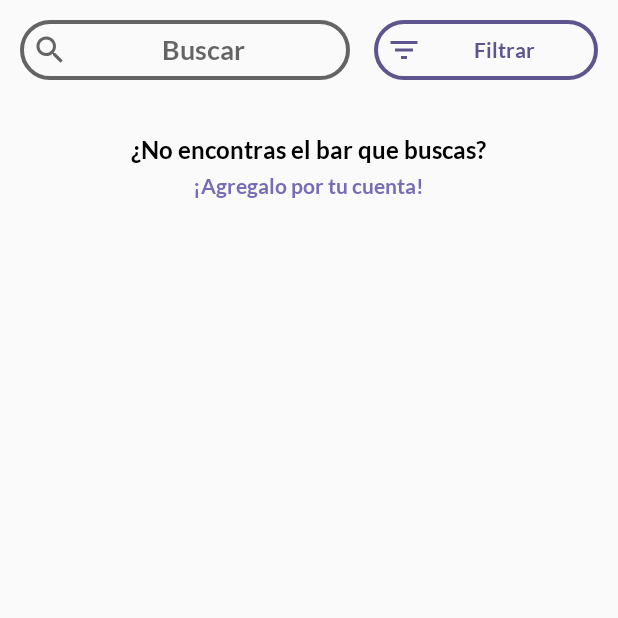
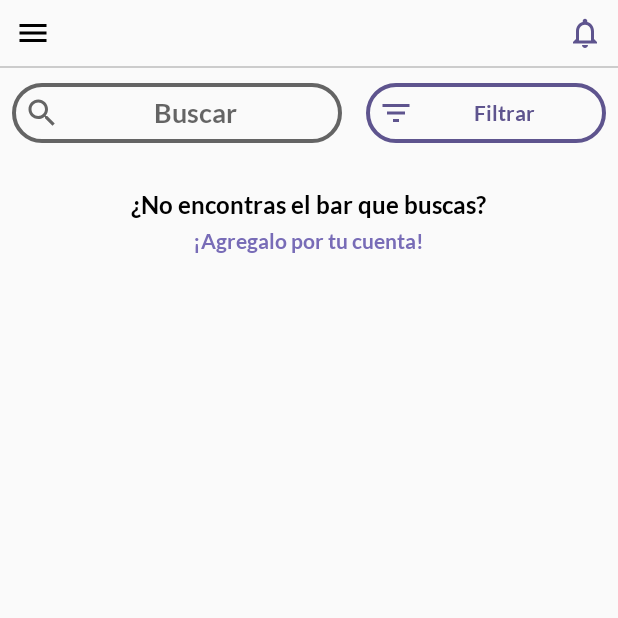
Before and after one commit to sberoch/BarTap, an Android app: the ListadoBares screen opened directly, with no data from a screen before it, on a phone screen of 412 x 824 dp, the top half of it. Run offline under Robolectric (Android 15) with nearby library versions, the phone set to English and light mode, and no system bars; our stand-ins replace Firebase (no records; nobody signed in at launch, a user with empty details on screens opened directly); Roboto replaces fonts that are not available here.

Commit message:
drawer comienzo

```diff
--- a/app/src/main/java/com/eriochrome/bartime/AgregarBarUsuario.java
+++ b/app/src/main/java/com/eriochrome/bartime/AgregarBarUsuario.java
@@ -4,7 +4,6 @@ import android.content.Intent;
 import android.graphics.Bitmap;
 import android.graphics.BitmapFactory;
 import android.net.Uri;
-import android.support.annotation.NonNull;
 import android.support.annotation.Nullable;
 import android.support.v7.app.AppCompatActivity;
 import android.os.Bundle;
@@ -14,7 +13,6 @@ import android.widget.TextView;
 
 
 import com.eriochrome.bartime.modelos.Bar;
-import com.google.firebase.database.DatabaseError;
 import com.google.firebase.database.DatabaseReference;
 import com.google.firebase.database.FirebaseDatabase;
 
--- a/app/src/main/java/com/eriochrome/bartime/ListadoBares.java
+++ b/app/src/main/java/com/eriochrome/bartime/ListadoBares.java
@@ -4,15 +4,18 @@ package com.eriochrome.bartime;
 import android.content.Context;
 import android.content.Intent;
 import android.os.Bundle;
+import android.support.v4.widget.DrawerLayout;
 import android.support.v7.app.AppCompatActivity;
+import android.view.Gravity;
 import android.view.LayoutInflater;
 import android.view.View;
-import android.widget.Button;
-import android.widget.EditText;
+import android.widget.ImageButton;
 import android.widget.ListView;
 import android.widget.ProgressBar;
 import android.widget.Toast;
 
+import com.eriochrome.bartime.adapters.DrawerAdapter;
+import com.eriochrome.bartime.adapters.ListaBaresAdapter;
 import com.eriochrome.bartime.modelos.Bar;
 import com.google.firebase.database.DataSnapshot;
 import com.google.firebase.database.DatabaseError;
@@ -21,42 +24,53 @@ import com.google.firebase.database.FirebaseDatabase;
 import com.google.firebase.database.ValueEventListener;
 
 import java.util.ArrayList;
+import java.util.Arrays;
 
 public class ListadoBares extends AppCompatActivity {
 
-    private ListView listView;
+    private DrawerLayout drawerLayout;
+    private ListView drawerListView;
+    private ImageButton drawerButton;
+    private DrawerAdapter drawerAdapter;
+
+    private ListView baresListView;
     private View footerView;
-    private ListaBaresAdapter adapter;
+    private ListaBaresAdapter baresAdapter;
     private ArrayList<Bar> listaBares;
 
     private DatabaseReference refBares;
-
     private ProgressBar loading;
 
-    private EditText buscar;
-    private Button filtrar;
+    //TODO: mock
+    ArrayList<String> menulista = new ArrayList<>(Arrays.asList("Que","Onda","Gato","Piola"));
 
     @Override
     protected void onCreate(Bundle savedInstanceState) {
         super.onCreate(savedInstanceState);
         setContentView(R.layout.listado_bares);
 
-        buscar = findViewById(R.id.buscar);
-        filtrar = findViewById(R.id.filtrar);
-
         refBares = FirebaseDatabase.getInstance().getReference().child("bares");
 
+        drawerLayout = findViewById(R.id.drawer_layout);
+        drawerListView = findViewById(R.id.left_drawer);
+        drawerAdapter = new DrawerAdapter(this, menulista);
+        drawerListView.setAdapter(drawerAdapter);
+        drawerListView.setOnItemClickListener(null);
+        drawerButton = findViewById(R.id.drawer);
+
         listaBares = new ArrayList<>();
-        listView = findViewById(R.id.listview);
+        baresListView = findViewById(R.id.listview);
         footerView = ((LayoutInflater)getSystemService(Context.LAYOUT_INFLATER_SERVICE))
                 .inflate(R.layout.item_no_encontras, null, false);
-        listView.addFooterView(footerView);
+        baresListView.addFooterView(footerView);
         footerView.setVisibility(View.INVISIBLE);
-        adapter = new ListaBaresAdapter(listaBares, this);
-        listView.setAdapter(adapter);
+        baresAdapter = new ListaBaresAdapter(listaBares, this);
+        baresListView.setAdapter(baresAdapter);
 
         loading = findViewById(R.id.progressBar);
         loading.setVisibility(View.GONE);
+
+        drawerButton.setOnClickListener(v -> drawerLayout.openDrawer(Gravity.START));
 
         footerView.setOnClickListener(view -> {
             Intent i = new Intent(ListadoBares.this, AgregarBarUsuario.class);
@@ -72,7 +86,7 @@ public class ListadoBares extends AppCompatActivity {
 
 
         listaBares.clear();
-        adapter.notifyDataSetChanged();
+        baresAdapter.notifyDataSetChanged();
         mostrarCargando();
 
         refBares.orderByChild("estrellas").addValueEventListener(new ValueEventListener() {
@@ -85,7 +99,7 @@ public class ListadoBares extends AppCompatActivity {
                     Bar bar = barSnapshot.getValue(Bar.class);
                     listaBares.add(0, bar);
                 }
-                adapter.notifyDataSetChanged();
+                baresAdapter.notifyDataSetChanged();
                 ocultarCargando();
             }
 
--- /dev/null
+++ b/app/src/main/java/com/eriochrome/bartime/adapters/DrawerAdapter.java
@@ -0,0 +1,53 @@
+package com.eriochrome.bartime.adapters;
+
+import android.content.Context;
+import android.support.v4.widget.DrawerLayout;
+import android.view.LayoutInflater;
+import android.view.View;
+import android.view.ViewGroup;
+import android.widget.BaseAdapter;
+import android.widget.TextView;
+
+import com.eriochrome.bartime.R;
+
+import java.util.ArrayList;
+
+public class DrawerAdapter extends BaseAdapter {
+
+    private ArrayList<String> itemsMenu;
+    private Context context;
+
+    public DrawerAdapter(Context context, ArrayList<String> itemsMenu) {
+        this.context = context;
+        this.itemsMenu = itemsMenu;
+    }
+
+    @Override
+    public int getCount() {
+        return itemsMenu.size();
+    }
+
+    @Override
+    public Object getItem(int position) {
+        return itemsMenu.get(position);
+    }
+
+    @Override
+    public long getItemId(int position) {
+        return position;
+    }
+
+    @Override
+    public View getView(int position, View view, ViewGroup viewGroup) {
+
+        if (view == null) {
+            LayoutInflater inflater = LayoutInflater.from(viewGroup.getContext());
+            view = inflater.inflate(R.layout.item_drawer, viewGroup, false);
+        }
+
+        TextView menuItem = view.findViewById(R.id.menuItemText);
+        menuItem.setText(itemsMenu.get(position));
+
+        return view;
+    }
+}
--- a/app/src/main/java/com/eriochrome/bartime/ListaBaresAdapter.java
+++ b/app/src/main/java/com/eriochrome/bartime/adapters/ListaBaresAdapter.java
@@ -1,4 +1,4 @@
-package com.eriochrome.bartime;
+package com.eriochrome.bartime.adapters;
 
 import android.content.Context;
 import android.graphics.Typeface;
@@ -9,11 +9,12 @@ import android.widget.BaseAdapter;
 import android.widget.ImageView;
 import android.widget.TextView;
 
+import com.eriochrome.bartime.R;
 import com.eriochrome.bartime.modelos.Bar;
 
 import java.util.ArrayList;
 
-class ListaBaresAdapter extends BaseAdapter {
+public class ListaBaresAdapter extends BaseAdapter {
 
     private Context context;
     ArrayList<Bar> bares;
--- /dev/null
+++ b/app/src/main/res/drawable/ic_menu_black_24dp.xml
@@ -0,0 +1,9 @@
+<vector xmlns:android="http://schemas.android.com/apk/res/android"
+        android:width="24dp"
+        android:height="24dp"
+        android:viewportWidth="24.0"
+        android:viewportHeight="24.0">
+    <path
+        android:fillColor="#FF000000"
+        android:pathData="M3,18h18v-2L3,16v2zM3,13h18v-2L3,11v2zM3,6v2h18L21,6L3,6z"/>
+</vector>
--- /dev/null
+++ b/app/src/main/res/drawable/ic_notifications_none_violet_24dp.xml
@@ -0,0 +1,9 @@
+<vector xmlns:android="http://schemas.android.com/apk/res/android"
+        android:width="24dp"
+        android:height="24dp"
+        android:viewportWidth="24.0"
+        android:viewportHeight="24.0">
+    <path
+        android:fillColor="@color/colorPrimary"
+        android:pathData="M12,22c1.1,0 2,-0.9 2,-2h-4c0,1.1 0.9,2 2,2zM18,16v-5c0,-3.07 -1.63,-5.64 -4.5,-6.32L13.5,4c0,-0.83 -0.67,-1.5 -1.5,-1.5s-1.5,0.67 -1.5,1.5v0.68C7.64,5.36 6,7.92 6,11v5l-2,2v1h16v-1l-2,-2zM16,17L8,17v-6c0,-2.48 1.51,-4.5 4,-4.5s4,2.02 4,4.5v6z"/>
+</vector>
--- a/app/src/main/res/layout/activity_agregar_bar_usuario.xml
+++ b/app/src/main/res/layout/activity_agregar_bar_usuario.xml
@@ -19,7 +19,9 @@
             android:layout_width="match_parent"
             android:layout_height="wrap_content"
             android:background="@color/colorPrimary"
-            android:padding="5dp">
+            android:padding="5dp"
+            android:focusable="true"
+            android:focusableInTouchMode="true">
 
             <TextView
                 android:id="@+id/titulo_agregar_bar"
--- /dev/null
+++ b/app/src/main/res/layout/item_drawer.xml
@@ -0,0 +1,20 @@
+<?xml version="1.0" encoding="utf-8"?>
+<android.support.constraint.ConstraintLayout
+    xmlns:android="http://schemas.android.com/apk/res/android" android:layout_width="match_parent"
+    android:layout_height="match_parent">
+
+    <RelativeLayout
+        android:layout_width="match_parent"
+        android:layout_height="match_parent"
+        android:background="@android:color/background_light">
+
+        <TextView
+            android:id="@+id/menuItemText"
+            android:layout_width="wrap_content"
+            android:layout_height="wrap_content"
+            android:layout_margin="10dp"
+            android:fontFamily="@font/lato_bold"
+            android:text="TextView"
+            android:textColor="@android:color/background_dark" />
+    </RelativeLayout>
+</android.support.constraint.ConstraintLayout>
--- a/app/src/main/res/layout/listado_bares.xml
+++ b/app/src/main/res/layout/listado_bares.xml
@@ -1,10 +1,13 @@
 <?xml version="1.0" encoding="utf-8"?>
-<android.support.constraint.ConstraintLayout xmlns:android="http://schemas.android.com/apk/res/android"
+
+<android.support.v4.widget.DrawerLayout
+    xmlns:android="http://schemas.android.com/apk/res/android"
+    xmlns:app="http://schemas.android.com/apk/res-auto"
     xmlns:tools="http://schemas.android.com/tools"
-    android:id="@+id/container"
+    android:id="@+id/drawer_layout"
     android:layout_width="match_parent"
-    android:layout_height="match_parent"
-    tools:context=".ListadoBares">
+    android:layout_height="match_parent">
+
 
     <RelativeLayout
         android:layout_width="match_parent"
@@ -13,31 +16,45 @@
         tools:layout_editor_absoluteY="70dp"
         tools:ignore="MissingConstraints">
 
-        <ProgressBar
-            android:id="@+id/progressBar"
-            android:layout_width="wrap_content"
-            android:layout_height="wrap_content"
-            android:layout_centerInParent="true"
-            android:indeterminateDrawable="@drawable/barra_progreso_circular"
-            android:indeterminateDuration="2000" />
+        <RelativeLayout
+            android:id="@+id/barra_sup"
+            android:layout_width="match_parent"
+            android:layout_height="wrap_content">
 
-        <RelativeLayout
-            android:id="@+id/barra_superior"
-            android:layout_width="match_parent"
-            android:layout_height="wrap_content"
-            android:layout_alignParentTop="true"
-            android:focusable="true"
-            android:focusableInTouchMode="true"
-            android:padding="5dp">
+            <ImageButton
+                android:id="@+id/drawer"
+                android:layout_width="wrap_content"
+                android:layout_height="wrap_content"
+                android:layout_margin="4dp"
+                android:background="@android:color/transparent"
+                android:padding="6dp"
+                app:srcCompat="@drawable/ic_menu_black_24dp" />
+
+            <ImageButton
+                android:id="@+id/notificaciones"
+                android:layout_width="wrap_content"
+                android:layout_height="wrap_content"
+                android:layout_alignParentEnd="true"
+                android:layout_margin="4dp"
+                android:background="@android:color/transparent"
+                android:padding="6dp"
+                app:srcCompat="@drawable/ic_notifications_none_violet_24dp" />
+
+            <View
+                android:id="@+id/hline"
+                android:layout_width="fill_parent"
+                android:layout_height="1dip"
+                android:layout_below="@+id/drawer"
+                android:layout_marginBottom="2dp"
+                android:background="#ccc" />
 
             <EditText
                 android:id="@+id/buscar"
                 android:layout_width="wrap_content"
                 android:layout_height="40dp"
+                android:layout_below="@+id/hline"
                 android:layout_alignParentStart="true"
-                android:layout_centerVertical="true"
                 android:layout_margin="8dp"
-                android:layout_weight="1"
                 android:background="@drawable/edittext_black"
                 android:drawableStart="@drawable/ic_search_black_24dp"
                 android:ems="10"
@@ -55,11 +72,10 @@
                 android:id="@+id/filtrar"
                 android:layout_width="wrap_content"
                 android:layout_height="40dp"
+                android:layout_below="@+id/hline"
                 android:layout_alignParentEnd="true"
-                android:layout_centerVertical="true"
                 android:layout_margin="8dp"
                 android:layout_toEndOf="@+id/buscar"
-                android:layout_weight="1"
                 android:background="@drawable/edittext_violet"
                 android:drawableStart="@drawable/ic_filter_list_24dp"
                 android:fontFamily="@font/lato_bold"
@@ -68,14 +84,35 @@
                 android:textAlignment="center"
                 android:textAllCaps="false"
                 android:textColor="@color/colorPrimary" />
+
         </RelativeLayout>
+
+        <ProgressBar
+            android:id="@+id/progressBar"
+            android:layout_width="wrap_content"
+            android:layout_height="wrap_content"
+            android:layout_centerInParent="true"
+            android:indeterminateDrawable="@drawable/barra_progreso_circular"
+            android:indeterminateDuration="2000" />
 
         <ListView
             android:id="@+id/listview"
             android:layout_width="match_parent"
             android:layout_height="wrap_content"
-            android:layout_below="@+id/barra_superior" />
+            android:layout_below="@+id/barra_sup" />
 
     </RelativeLayout>
 
-</android.support.constraint.ConstraintLayout>
+
+    <ListView
+        android:id="@+id/left_drawer"
+        android:layout_width="240dp"
+        android:layout_height="match_parent"
+        android:layout_gravity="start"
+        android:choiceMode="singleChoice"
+        android:divider="@android:color/transparent"
+        android:dividerHeight="0dp">
+
+    </ListView>
+
+</android.support.v4.widget.DrawerLayout>
```
